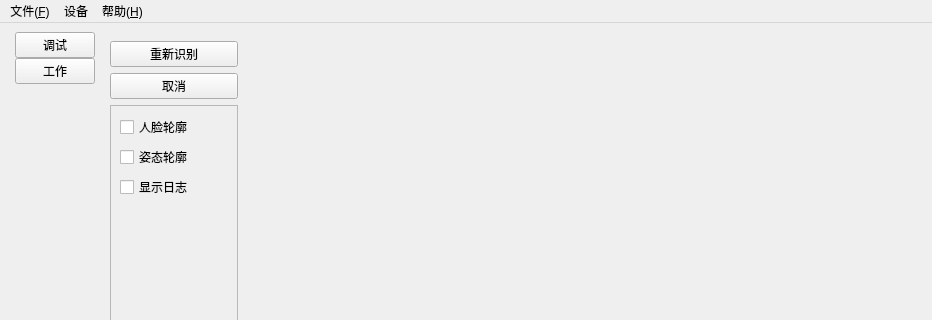
The window that form/quicreator.ui (onefacepass/onefacepass) describes before a commit, drawn with Qt 5; both pictures show x 0 to 932 and y 0 to 320 of the 932 by 1017 pixel window.
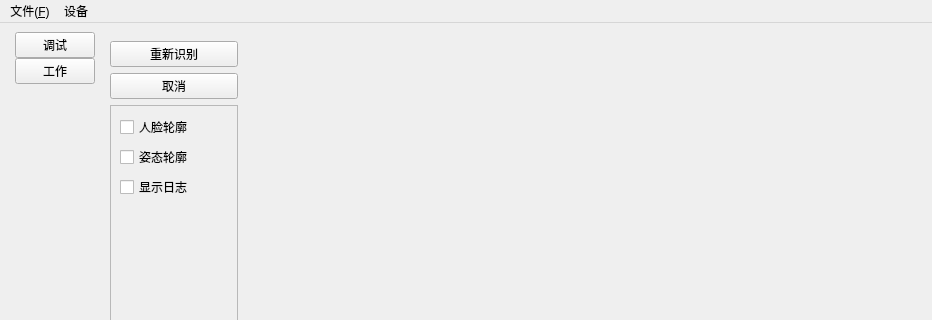
The same window after the commit. Custom widgets are drawn as their Qt base class.

Diff of the .ui file:
```diff
--- a/form/quicreator.ui
+++ b/form/quicreator.ui
@@ -459,14 +459,8 @@
      <string>设备</string>
     </property>
    </widget>
-   <widget class="QMenu" name="menuHelp">
-    <property name="title">
-     <string>帮助(&amp;H)</string>
-    </property>
-   </widget>
    <addaction name="menuFile"/>
    <addaction name="menuDevice"/>
-   <addaction name="menuHelp"/>
   </widget>
  </widget>
  <customwidgets>
```
